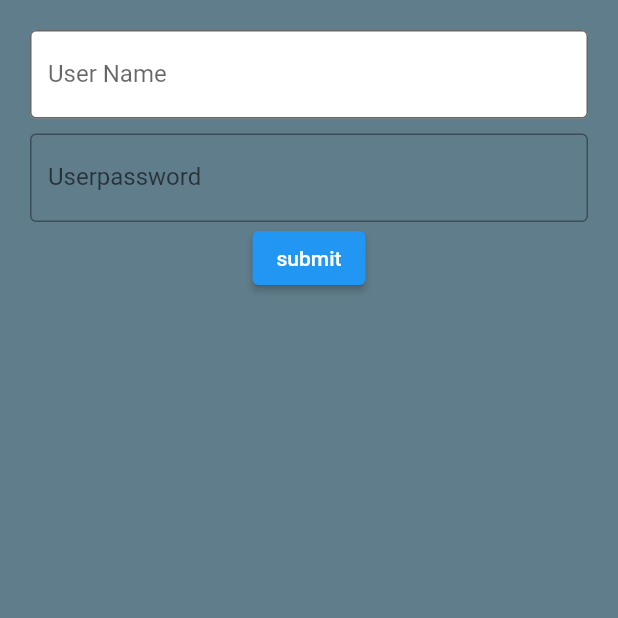
After one commit to rajchristhu/love_v2, a Flutter app: the FLAMES screen opened directly, after a tap on "submit", on a phone screen of 412 x 824 dp, the top half of it. The commit adds this screen. Run offline on Flutter 3.47's test engine with Material 2 defaults, Android fonts, the phone set to English and light mode, and no system bars; our stand-ins replace intro_slider.

Commit message:
add the flames pages by james

```diff
--- /dev/null
+++ b/lib/pages/FLAMES.dart
@@ -0,0 +1,57 @@
+import 'package:flutter/material.dart';
+
+class FLAMES extends StatefulWidget {
+  FLAMES({Key? key}) : super(key: key);
+
+  @override
+  State<FLAMES> createState() => _FLAMESState();
+}
+
+class _FLAMESState extends State<FLAMES> {
+  TextEditingController nameController = TextEditingController();
+  TextEditingController passwordcontroller = TextEditingController();
+
+  @override
+  Widget build(BuildContext context) {
+    return Scaffold(
+      body:  SafeArea(
+        child: Container(
+          color: Colors.blueGrey,
+          padding: EdgeInsets.all(20),
+            child: Column(
+              children: [
+                TextField(
+                  controller: nameController,
+
+                  decoration: InputDecoration(
+                    fillColor: Colors.white,
+                    filled: true,
+                    border: OutlineInputBorder(),
+                    labelText: 'User Name',
+                    hintText: 'Enter Your Name',
+                  ),
+                ),
+                Padding(padding: EdgeInsets.only(top: 10),child:  TextField(
+                  controller: passwordcontroller,
+                  decoration: InputDecoration(
+                    border: OutlineInputBorder(),
+                    labelText: 'Userpassword',
+                    hintText: 'Enter Your password',
+                  ),
+                ),),
+
+                ElevatedButton(onPressed: onPressed, child: Text('submit'))
+              ],
+            )
+
+
+        ) ,
+      ),
+    )
+    ;
+  }
+  onPressed() {
+   print(nameController.text.toString());
+  }
+
+  }
--- a/lib/pages/splash_page.dart
+++ b/lib/pages/splash_page.dart
@@ -1,6 +1,8 @@
 import 'dart:async';
 
 import 'package:flutter/material.dart';
+
+import 'FLAMES.dart';
 
 void main() {
   runApp(SplashPage());
@@ -59,7 +61,10 @@ class HomeScreen extends StatelessWidget {
 
             InkWell(
               onTap: (){
-                print("object");
+                Navigator.pushReplacement(context,
+                    MaterialPageRoute(builder:
+                        (context) => FLAMES()
+                    ));
               },
               child:Image.asset('assets/images/pen.jpeg',width: 200,height: 200,) ,)
             ,
```
